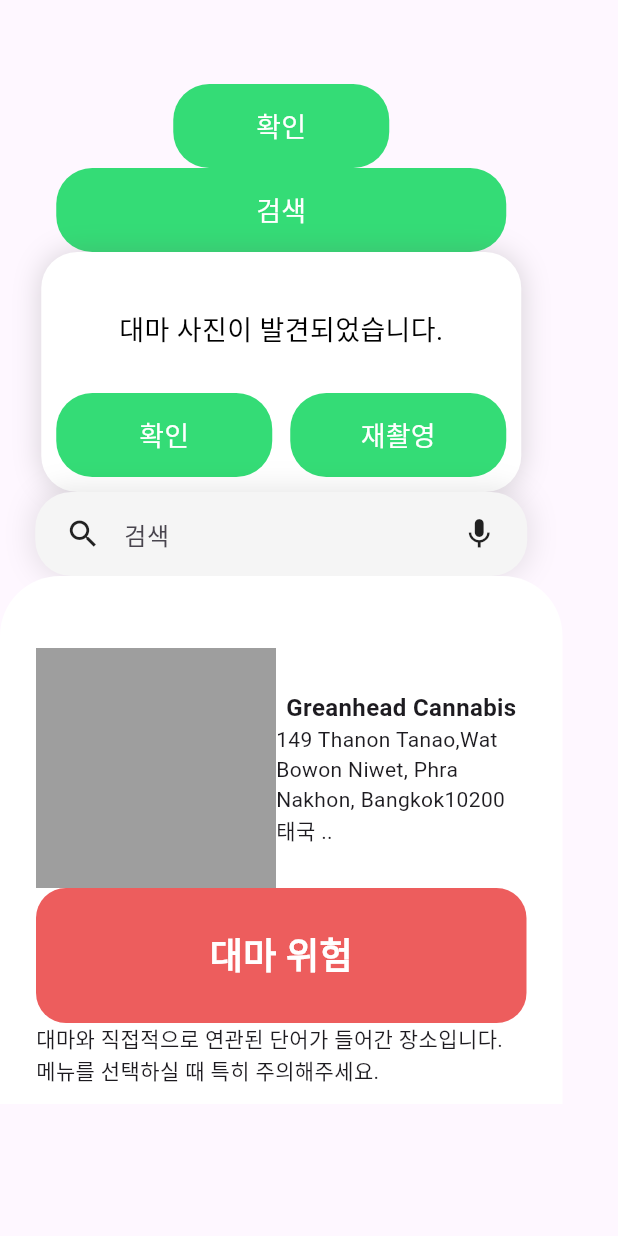
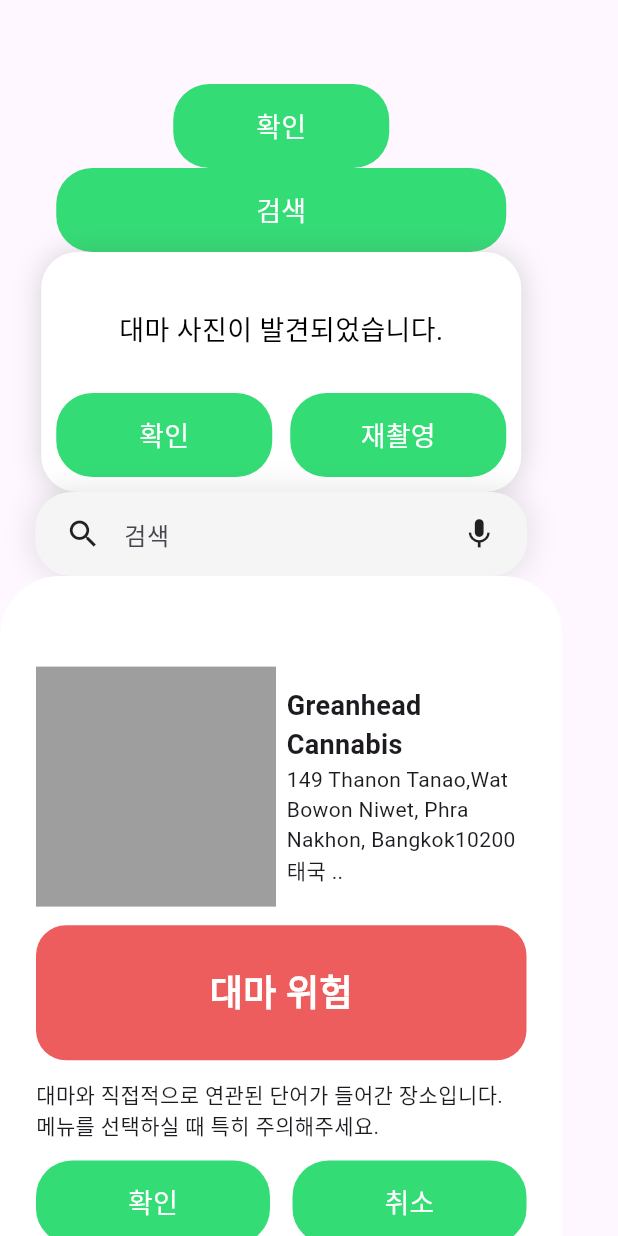
Before and after one commit to GDSC-Hongik/weedeyes-21st-mobile, a Flutter app: the screen it shows after launch, on a phone screen of 412 x 824 dp. Run offline on Flutter 3.47's test engine with Material 3 defaults, Android fonts, the phone set to English and light mode, and no system bars.

Commit message:
feat: Alert 버튼 구현

```diff
--- a/weedeyes/lib/widgets/alert.dart
+++ b/weedeyes/lib/widgets/alert.dart
@@ -1,9 +1,11 @@
 import 'package:flutter/material.dart';
+import 'package:weedeyes/widgets/button_small.dart';
 
 class Alert extends StatelessWidget {
   Alert({super.key});
 
   final Map<String, String> PLACE = {
+    "id": "1",
     "name": "Greanhead Cannabis",
     "location":
         "149 Thanon Tanao,Wat Bowon Niwet, Phra Nakhon, Bangkok10200 태국 ..",
@@ -20,47 +22,70 @@ class Alert extends StatelessWidget {
   Widget build(BuildContext context) {
     return Container(
       width: 375,
-      padding: EdgeInsets.fromLTRB(24, 48, 24, 12),
-      decoration: BoxDecoration(
+      height: 470,
+      padding: const EdgeInsets.fromLTRB(24, 48, 24, 12),
+      decoration: const BoxDecoration(
           color: Colors.white,
           borderRadius: BorderRadius.only(
               topLeft: Radius.circular(40), topRight: Radius.circular(40))),
-      child: Column(children: [
+      child:
+          Column(mainAxisAlignment: MainAxisAlignment.spaceEvenly, children: [
         Row(
+          mainAxisAlignment: MainAxisAlignment.spaceBetween,
           children: [
             SizedBox(
               width: 160,
               height: 160,
               child: Container(decoration: BoxDecoration(color: Colors.grey)),
             ),
-            Flexible(
+            SizedBox(
+              width: 160,
               child: Column(
                 children: [
                   Text(
                     PLACE["name"]!,
-                    style: TextStyle(fontSize: 16, fontWeight: FontWeight.bold),
+                    softWrap: true,
+                    style: TextStyle(
+                      fontSize: 18,
+                      fontWeight: FontWeight.bold,
+                    ),
                   ),
-                  Text(PLACE["location"]!)
+                  Text(
+                    PLACE["location"]!,
+                    softWrap: true,
+                  )
                 ],
               ),
-            )
+            ),
           ],
         ),
         Container(
           width: 328,
           height: 90,
           alignment: Alignment.center,
-          decoration: BoxDecoration(
+          decoration: const BoxDecoration(
               color: Color.fromRGBO(237, 93, 93, 1),
               borderRadius: BorderRadius.all(Radius.circular(20))),
-          child: Text(
+          child: const Text(
             "대마 위험",
             style: TextStyle(
                 color: Colors.white, fontSize: 24, fontWeight: FontWeight.bold),
           ),
         ),
         Text(Danger[int.parse(PLACE["danger"]!)]),
-        Row(),
+        const SizedBox(
+          width: 328,
+          child: Row(
+            mainAxisAlignment: MainAxisAlignment.spaceBetween,
+            children: [
+              ButtonSmall(
+                text: "확인",
+                size: 156,
+              ),
+              ButtonSmall(text: "취소", size: 156)
+            ],
+          ),
+        ),
       ]),
     );
   }
--- a/weedeyes/lib/widgets/button_small.dart
+++ b/weedeyes/lib/widgets/button_small.dart
@@ -2,7 +2,8 @@ import 'package:flutter/material.dart';
 
 class ButtonSmall extends StatelessWidget {
   final String? text;
-  const ButtonSmall({super.key, required this.text});
+  final double size;
+  const ButtonSmall({super.key, required this.text, this.size = 144});
 
   @override
   Widget build(BuildContext context) {
@@ -10,7 +11,7 @@ class ButtonSmall extends StatelessWidget {
         onPressed: () {},
         style: ElevatedButton.styleFrom(
           elevation: 0,
-          fixedSize: const Size(144, 56),
+          fixedSize: Size(size, 56),
           shape:
               RoundedRectangleBorder(borderRadius: BorderRadius.circular(24)),
           backgroundColor: const Color.fromRGBO(52, 220, 118, 1),
```
